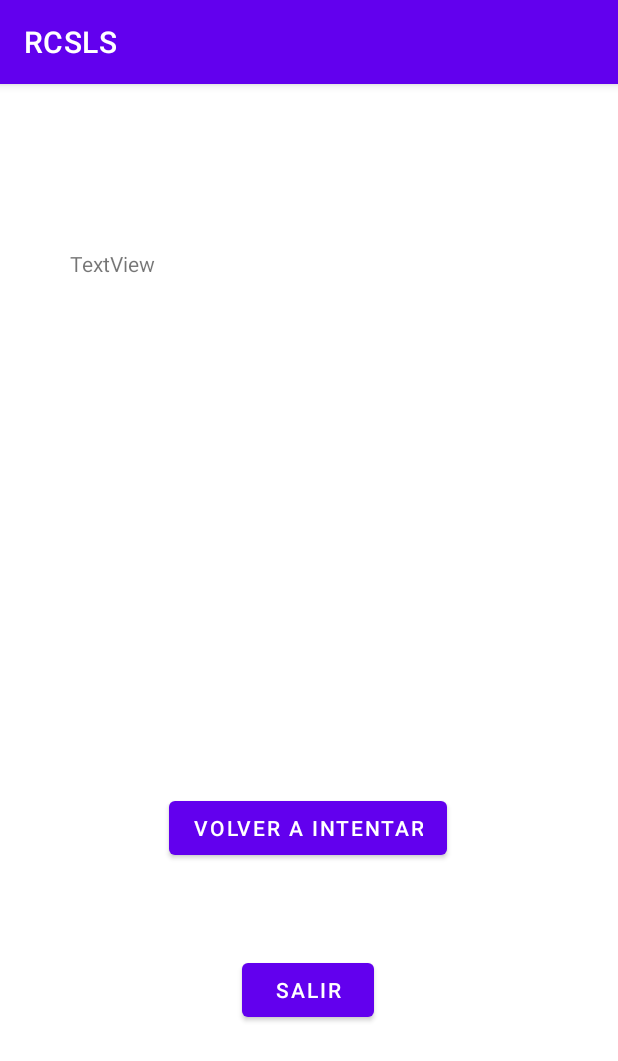
After one commit to Dreufter/MobileApps, an Android app: the SecondaryActivity screen opened directly, with no data from a screen before it, on a phone screen of 412 x 824 dp. The commit adds this screen. Shown: the top 1061 px of the screen. Run offline under Robolectric (Android 15) with nearby library versions, the phone set to English and light mode, and no system bars.

Commit message:
#upload new main file created

```diff
--- a/RPSLS/app/src/main/AndroidManifest.xml
+++ b/RPSLS/app/src/main/AndroidManifest.xml
@@ -12,6 +12,13 @@
         android:supportsRtl="true"
         android:theme="@style/Theme.MyApplication"
         tools:targetApi="31">
+        <activity
+            android:name=".SecondaryActivity"
+            android:exported="false">
+            <meta-data
+                android:name="android.app.lib_name"
+                android:value="" />
+        </activity>
         <activity
             android:name=".MainActivity"
             android:exported="true">
--- /dev/null
+++ b/RPSLS/app/src/main/java/com/example/myapplication/SecondaryActivity.java
@@ -0,0 +1,14 @@
+package com.example.myapplication;
+
+import androidx.appcompat.app.AppCompatActivity;
+
+import android.os.Bundle;
+
+public class SecondaryActivity extends AppCompatActivity {
+
+    @Override
+    protected void onCreate(Bundle savedInstanceState) {
+        super.onCreate(savedInstanceState);
+        setContentView(R.layout.activity_secondary);
+    }
+}
--- /dev/null
+++ b/RPSLS/app/src/main/res/layout/activity_secondary.xml
@@ -0,0 +1,39 @@
+<?xml version="1.0" encoding="utf-8"?>
+<androidx.constraintlayout.widget.ConstraintLayout xmlns:android="http://schemas.android.com/apk/res/android"
+    xmlns:app="http://schemas.android.com/apk/res-auto"
+    xmlns:tools="http://schemas.android.com/tools"
+    android:layout_width="match_parent"
+    android:layout_height="match_parent">
+
+    <Button
+        android:id="@+id/button6"
+        android:layout_width="wrap_content"
+        android:layout_height="wrap_content"
+        android:layout_marginBottom="248dp"
+        android:text="@string/retry"
+        app:layout_constraintBottom_toBottomOf="parent"
+        app:layout_constraintEnd_toEndOf="parent"
+        app:layout_constraintHorizontal_bias="0.498"
+        app:layout_constraintStart_toStartOf="parent" />
+
+    <Button
+        android:id="@+id/button7"
+        android:layout_width="wrap_content"
+        android:layout_height="wrap_content"
+        android:layout_marginBottom="140dp"
+        android:text="@string/exit"
+        app:layout_constraintBottom_toBottomOf="parent"
+        app:layout_constraintEnd_toEndOf="parent"
+        app:layout_constraintHorizontal_bias="0.498"
+        app:layout_constraintStart_toStartOf="parent" />
+
+    <TextView
+        android:id="@+id/textView"
+        android:layout_width="319dp"
+        android:layout_height="182dp"
+        android:layout_marginBottom="476dp"
+        android:text="TextView"
+        app:layout_constraintBottom_toBottomOf="parent"
+        app:layout_constraintEnd_toEndOf="parent"
+        app:layout_constraintStart_toStartOf="parent" />
+</androidx.constraintlayout.widget.ConstraintLayout>
--- a/RPSLS/app/src/main/res/values/strings.xml
+++ b/RPSLS/app/src/main/res/values/strings.xml
@@ -6,4 +6,6 @@
     <string name="lizard">Lagarto</string>
     <string name="Spock">Spock</string>
     <string name="vs">VS</string>
+    <string name="retry">Volver a Intentar</string>
+    <string name="exit">Salir</string>
 </resources>
```
